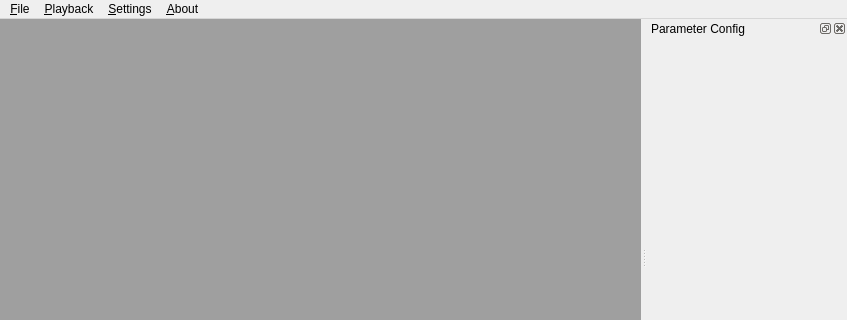
Before: the Qt Designer form NoobaFE/Forms/MainWindow.ui in noobavss/NoobaVSS, drawn with Qt 5; both pictures show x 0 to 847 and y 0 to 320 of the 847 by 516 pixel window.
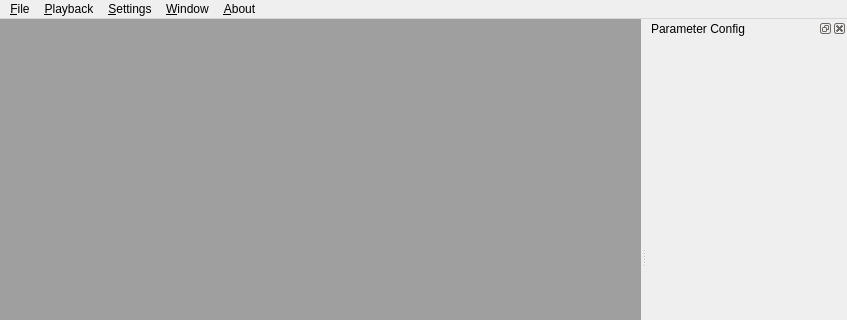
After: the same form once the commit is applied. Icons and pictures are not drawn.

Commit message:
Minor changes to the UI 	- New Window menu
Cleaning the CameraView class and MainWindow code
Added a check to test whether the filename of the loading library is a name
of a shared library. (.so, dll etc)

```diff
--- a/NoobaFE/Forms/MainWindow.ui
+++ b/NoobaFE/Forms/MainWindow.ui
@@ -92,9 +92,15 @@
     <addaction name="actionNext_Frame"/>
     <addaction name="actionPrevious_Frame"/>
    </widget>
+   <widget class="QMenu" name="menu_Window">
+    <property name="title">
+     <string>&amp;Window</string>
+    </property>
+   </widget>
    <addaction name="menuFile"/>
    <addaction name="menuPlayback"/>
    <addaction name="menuImage"/>
+   <addaction name="menu_Window"/>
    <addaction name="menuHelp"/>
   </widget>
   <widget class="QStatusBar" name="statusBar"/>
```
The commit also changes 5 other files.
